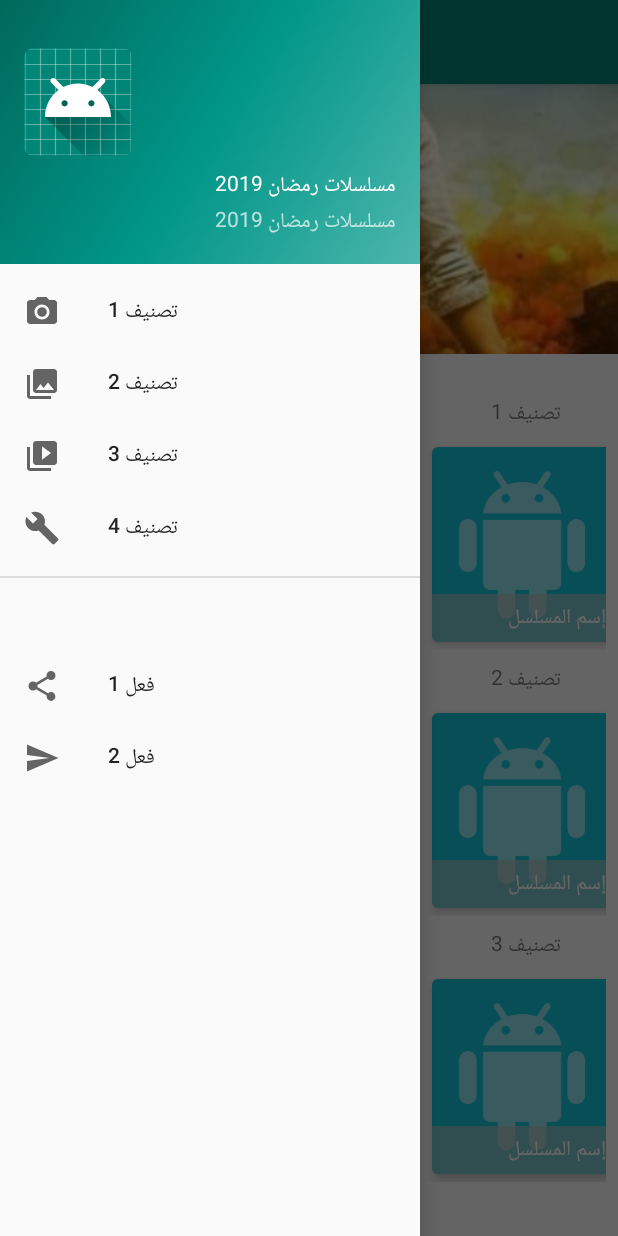
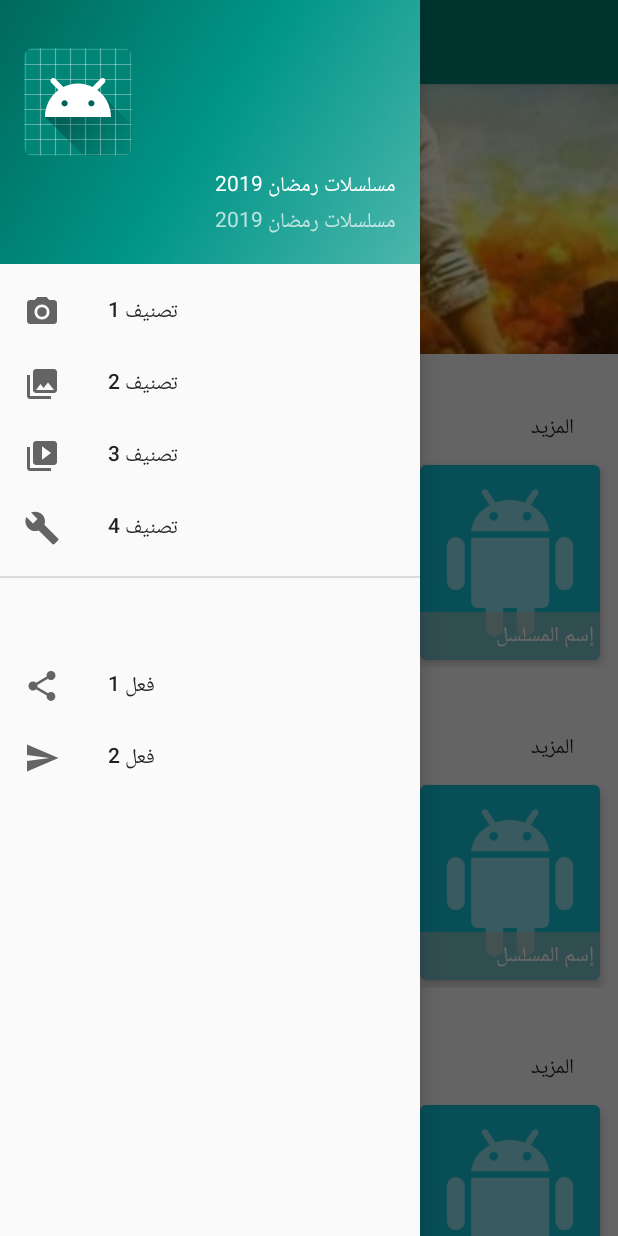
Before and after one commit to Abed-Murad/RamadanSeries2019, an Android app: the screen it shows after launch (MainActivity), with the side drawer open, on a phone screen of 412 x 824 dp. Run offline under Robolectric (Android 15) with nearby library versions, the phone set to English and light mode, and no system bars; our stand-ins replace data binding.

Commit message:
Update MainScreen Layout

```diff
--- a/app/src/main/AndroidManifest.xml
+++ b/app/src/main/AndroidManifest.xml
@@ -1,5 +1,6 @@
 <?xml version="1.0" encoding="utf-8"?>
 <manifest xmlns:android="http://schemas.android.com/apk/res/android"
+    xmlns:tools="http://schemas.android.com/tools"
     package="com.am.ramadanseries2019">
 
     <application
@@ -8,8 +9,11 @@
         android:label="@string/app_name"
         android:roundIcon="@mipmap/ic_launcher_round"
         android:supportsRtl="true"
-        android:theme="@style/AppTheme">
-        <activity android:name=".activity.EpisodeActivity"></activity>
+        android:theme="@style/AppTheme"
+        tools:ignore="GoogleAppIndexingWarning">
+        <activity
+            android:name=".activity.EpisodeActivity"
+            android:theme="@style/AppTheme.NoActionBar" />
         <activity
             android:name=".activity.SeriesActivity"
             android:label="@string/title_activity_series"
--- a/app/src/main/res/layout/activity_episode.xml
+++ b/app/src/main/res/layout/activity_episode.xml
@@ -1,5 +1,5 @@
 <?xml version="1.0" encoding="utf-8"?>
-<layout>
+<layout >
 
     <data>
 
@@ -8,13 +8,11 @@
             type="com.am.ramadanseries2019.model.Episode" />
     </data>
 
-    <android.support.v4.widget.NestedScrollView xmlns:android="http://schemas.android.com/apk/res/android"
-        xmlns:app="http://schemas.android.com/apk/res-auto"
-        xmlns:tools="http://schemas.android.com/tools"
-        android:layout_width="match_parent"
-        android:layout_height="match_parent">
 
         <android.support.constraint.ConstraintLayout
+            xmlns:android="http://schemas.android.com/apk/res/android"
+            xmlns:app="http://schemas.android.com/apk/res-auto"
+            xmlns:tools="http://schemas.android.com/tools"
             android:layout_width="match_parent"
             android:layout_height="match_parent"
             tools:context=".activity.EpisodeActivity">
@@ -52,12 +50,12 @@
             <android.support.v7.widget.RecyclerView
                 android:id="@+id/episodesRecyclerView"
                 android:layout_width="match_parent"
-                android:layout_height="wrap_content"
+                android:layout_height="0dp"
                 android:layout_marginTop="8dp"
+                app:layout_constraintBottom_toBottomOf="parent"
                 app:layout_constraintEnd_toEndOf="parent"
                 app:layout_constraintStart_toStartOf="parent"
                 app:layout_constraintTop_toBottomOf="@+id/titleTextView" />
 
         </android.support.constraint.ConstraintLayout>
-    </android.support.v4.widget.NestedScrollView>
 </layout>
--- a/app/src/main/res/layout/content_main.xml
+++ b/app/src/main/res/layout/content_main.xml
@@ -26,7 +26,6 @@
                 android:layout_width="match_parent"
                 android:layout_height="20dp"
                 android:layout_marginStart="8dp"
-                android:layout_marginEnd="8dp"
                 android:layout_marginBottom="24dp"
                 android:gravity="center"
                 android:orientation="horizontal"
@@ -37,23 +36,28 @@
             <TextView
                 android:id="@+id/categoryOneTextView"
                 android:layout_width="wrap_content"
-                android:layout_height="18dp"
+                android:layout_height="0dp"
                 android:layout_marginStart="8dp"
-                android:layout_marginTop="8dp"
-                android:layout_marginEnd="16dp"
+                android:layout_marginTop="36dp"
                 android:text="تصنيف 1"
+                android:textAppearance="@style/TextAppearance.AppCompat.Title"
+                app:layout_constraintStart_toStartOf="parent"
+                app:layout_constraintTop_toBottomOf="@+id/sliderDots" />
+
+            <Button
+                android:id="@+id/firstCategoryMoreBtn"
+                style="@style/Base.Widget.AppCompat.Button.Borderless"
+                android:layout_width="wrap_content"
+                android:layout_height="wrap_content"
+                android:text="المزيد"
+                app:layout_constraintBottom_toBottomOf="@+id/categoryOneTextView"
                 app:layout_constraintEnd_toEndOf="parent"
-                app:layout_constraintHorizontal_bias="0.935"
-                app:layout_constraintStart_toStartOf="parent"
-                app:layout_constraintTop_toBottomOf="@+id/sliderPager" />
+                app:layout_constraintTop_toTopOf="@+id/categoryOneTextView" />
 
             <android.support.v7.widget.RecyclerView
                 android:id="@+id/categoryOneRecyclerView"
                 android:layout_width="match_parent"
                 android:layout_height="143dp"
-                android:layout_marginStart="8dp"
-                android:layout_marginTop="8dp"
-                android:layout_marginEnd="8dp"
                 app:layout_constraintEnd_toEndOf="parent"
                 app:layout_constraintStart_toStartOf="parent"
                 app:layout_constraintTop_toBottomOf="@+id/categoryOneTextView" />
@@ -61,23 +65,28 @@
             <TextView
                 android:id="@+id/categoryTwoTextView"
                 android:layout_width="wrap_content"
-                android:layout_height="18dp"
+                android:layout_height="0dp"
                 android:layout_marginStart="8dp"
-                android:layout_marginTop="8dp"
-                android:layout_marginEnd="16dp"
+                android:layout_marginTop="36dp"
                 android:text="تصنيف 2"
-                app:layout_constraintEnd_toEndOf="parent"
-                app:layout_constraintHorizontal_bias="0.935"
+                android:textAppearance="@style/TextAppearance.AppCompat.Title"
                 app:layout_constraintStart_toStartOf="parent"
                 app:layout_constraintTop_toBottomOf="@+id/categoryOneRecyclerView" />
+
+            <Button
+                android:id="@+id/secondCategoryMoreBtn"
+                style="@style/Base.Widget.AppCompat.Button.Borderless"
+                android:layout_width="wrap_content"
+                android:layout_height="wrap_content"
+                android:text="المزيد"
+                app:layout_constraintBottom_toBottomOf="@+id/categoryTwoTextView"
+                app:layout_constraintEnd_toEndOf="parent"
+                app:layout_constraintTop_toTopOf="@+id/categoryTwoTextView" />
 
             <android.support.v7.widget.RecyclerView
                 android:id="@+id/categoryTwoRecyclerView"
                 android:layout_width="match_parent"
                 android:layout_height="143dp"
-                android:layout_marginStart="8dp"
-                android:layout_marginTop="8dp"
-                android:layout_marginEnd="8dp"
                 app:layout_constraintEnd_toEndOf="parent"
                 app:layout_constraintStart_toStartOf="parent"
                 app:layout_constraintTop_toBottomOf="@+id/categoryTwoTextView" />
@@ -85,67 +94,31 @@
             <TextView
                 android:id="@+id/categoryThreeTextView"
                 android:layout_width="wrap_content"
-                android:layout_height="18dp"
+                android:layout_height="0dp"
                 android:layout_marginStart="8dp"
-                android:layout_marginTop="8dp"
-                android:layout_marginEnd="16dp"
+                android:layout_marginTop="36dp"
                 android:text="تصنيف 3"
-                app:layout_constraintEnd_toEndOf="parent"
-                app:layout_constraintHorizontal_bias="0.935"
+                android:textAppearance="@style/TextAppearance.AppCompat.Title"
                 app:layout_constraintStart_toStartOf="parent"
                 app:layout_constraintTop_toBottomOf="@+id/categoryTwoRecyclerView" />
+
+            <Button
+                android:id="@+id/thirdCategoryMoreBtn"
+                style="@style/Base.Widget.AppCompat.Button.Borderless"
+                android:layout_width="wrap_content"
+                android:layout_height="wrap_content"
+                android:text="المزيد"
+                app:layout_constraintBottom_toBottomOf="@+id/categoryThreeTextView"
+                app:layout_constraintEnd_toEndOf="parent"
+                app:layout_constraintTop_toTopOf="@+id/categoryThreeTextView" />
 
             <android.support.v7.widget.RecyclerView
                 android:id="@+id/categoryThreeRecyclerView"
                 android:layout_width="match_parent"
                 android:layout_height="143dp"
-                android:layout_marginStart="8dp"
-                android:layout_marginTop="8dp"
-                android:layout_marginEnd="8dp"
                 app:layout_constraintEnd_toEndOf="parent"
                 app:layout_constraintStart_toStartOf="parent"
                 app:layout_constraintTop_toBottomOf="@+id/categoryThreeTextView" />
-
-            <TextView
-                android:id="@+id/textView2"
-                android:layout_width="wrap_content"
-                android:layout_height="wrap_content"
-                android:layout_marginStart="8dp"
-                android:layout_marginEnd="8dp"
-                android:text="المزيد"
-                app:layout_constraintBottom_toBottomOf="@+id/categoryOneTextView"
-                app:layout_constraintEnd_toStartOf="@+id/categoryOneTextView"
-                app:layout_constraintHorizontal_bias="0.0"
-                app:layout_constraintStart_toStartOf="parent"
-                app:layout_constraintTop_toTopOf="@+id/categoryOneTextView"
-                app:layout_constraintVertical_bias="1.0" />
-
-            <TextView
-                android:id="@+id/textView4"
-                android:layout_width="wrap_content"
-                android:layout_height="wrap_content"
-                android:layout_marginStart="8dp"
-                android:layout_marginEnd="8dp"
-                android:text="المزيد"
-                app:layout_constraintBottom_toBottomOf="@+id/categoryTwoTextView"
-                app:layout_constraintEnd_toStartOf="@+id/categoryTwoTextView"
-                app:layout_constraintHorizontal_bias="0.0"
-                app:layout_constraintStart_toStartOf="parent"
-                app:layout_constraintTop_toTopOf="@+id/categoryTwoTextView"
-                app:layout_constraintVertical_bias="1.0" />
-
-            <TextView
-                android:id="@+id/textView5"
-                android:layout_width="wrap_content"
-                android:layout_height="wrap_content"
-                android:layout_marginStart="8dp"
-                android:layout_marginEnd="8dp"
-                android:text="المزيد"
-                app:layout_constraintBottom_toBottomOf="@+id/categoryThreeTextView"
-                app:layout_constraintEnd_toStartOf="@+id/categoryThreeTextView"
-                app:layout_constraintHorizontal_bias="0.031"
-                app:layout_constraintStart_toStartOf="parent"
-                app:layout_constraintTop_toTopOf="@+id/categoryThreeTextView" />
 
 
         </android.support.constraint.ConstraintLayout>
```
